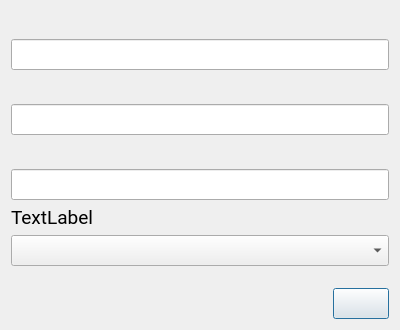
First picture: the form in chaptersettings.ui, repository Rayzedan/SystemControlStudent, before the edit.
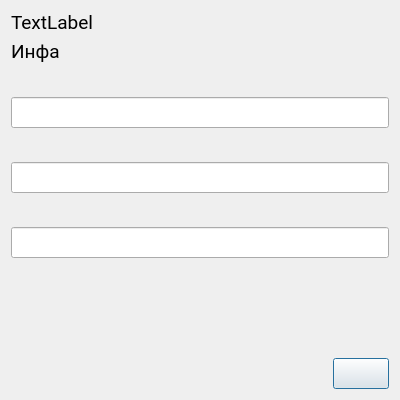
Second picture: the form after the edit. Icons and pictures are not drawn.

Commit message: Выбранный курс/департамент теперь нельзя выбирать

Diff of the .ui file:
```diff
--- a/chaptersettings.ui
+++ b/chaptersettings.ui
@@ -7,7 +7,7 @@
     <x>0</x>
     <y>0</y>
     <width>400</width>
-    <height>330</height>
+    <height>400</height>
    </rect>
   </property>
   <property name="font">
@@ -20,6 +20,41 @@
    <string>Dialog</string>
   </property>
   <layout class="QVBoxLayout" name="verticalLayout_8">
+   <item>
+    <layout class="QVBoxLayout" name="verticalLayout_4">
+     <item>
+      <layout class="QHBoxLayout" name="horizontalLayout">
+       <item>
+        <widget class="QLabel" name="label_4">
+         <property name="text">
+          <string>TextLabel</string>
+         </property>
+        </widget>
+       </item>
+       <item>
+        <spacer name="horizontalSpacer">
+         <property name="orientation">
+          <enum>Qt::Horizontal</enum>
+         </property>
+         <property name="sizeHint" stdset="0">
+          <size>
+           <width>40</width>
+           <height>20</height>
+          </size>
+         </property>
+        </spacer>
+       </item>
+      </layout>
+     </item>
+     <item>
+      <widget class="QLabel" name="label">
+       <property name="text">
+        <string>Инфа</string>
+       </property>
+      </widget>
+     </item>
+    </layout>
+   </item>
    <item>
     <layout class="QVBoxLayout" name="verticalLayout_7">
      <item>
@@ -121,37 +156,6 @@
      </item>
     </layout>
    </item>
-   <item>
-    <layout class="QVBoxLayout" name="verticalLayout_4">
-     <item>
-      <layout class="QHBoxLayout" name="horizontalLayout">
-       <item>
-        <widget class="QLabel" name="label_4">
-         <property name="text">
-          <string>TextLabel</string>
-         </property>
-        </widget>
-       </item>
-       <item>
-        <spacer name="horizontalSpacer">
-         <property name="orientation">
-          <enum>Qt::Horizontal</enum>
-         </property>
-         <property name="sizeHint" stdset="0">
-          <size>
-           <width>40</width>
-           <height>20</height>
-          </size>
-         </property>
-        </spacer>
-       </item>
-      </layout>
-     </item>
-     <item>
-      <widget class="QComboBox" name="comboBox"/>
-     </item>
-    </layout>
-   </item>
    <item>
     <spacer name="verticalSpacer">
      <property name="orientation">
```
The commit also changes 2 other files.
